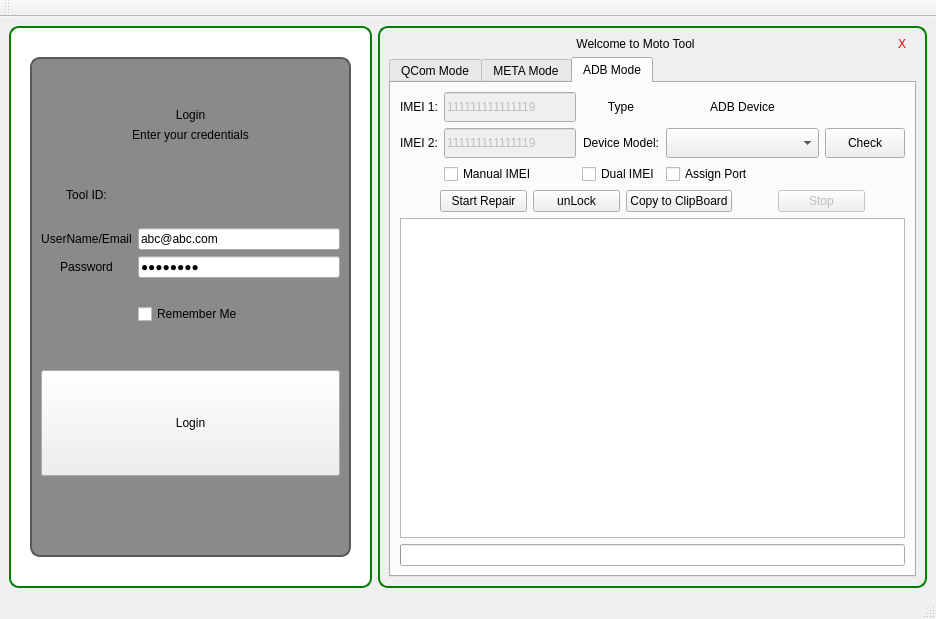
Old version of the form mainwindow.ui in the repository Mubshr07/MotoTool_MTK.
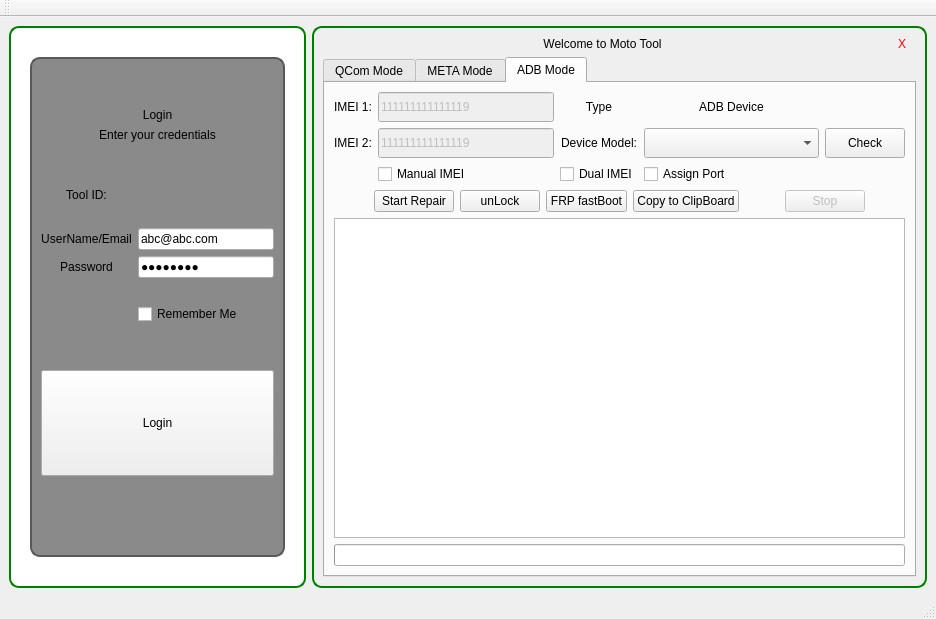
New version of the form. Icons and pictures are not drawn.

```diff
--- a/mainwindow.ui
+++ b/mainwindow.ui
@@ -3173,6 +3173,13 @@
                </property>
               </widget>
              </item>
+             <item>
+              <widget class="QPushButton" name="pb_FRP_SPD">
+               <property name="text">
+                <string>FRP fastBoot</string>
+               </property>
+              </widget>
+             </item>
              <item>
               <widget class="QPushButton" name="pb_CopytoClipBoard_SPD">
                <property name="text">
```
